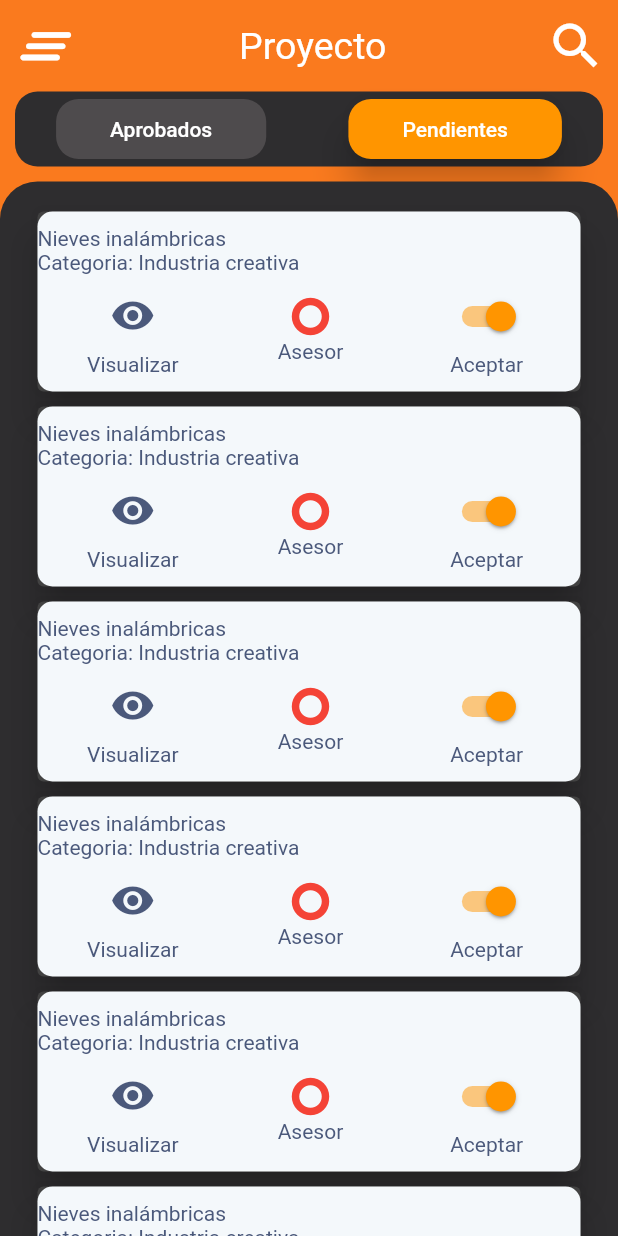
After one commit to NueveSeis/innovaITO_regional, a Flutter app: the ProyectosPendientesScreen screen opened by its route, on a phone screen of 412 x 824 dp. The commit adds this screen. Run offline on Flutter 3.47's test engine with Material 2 defaults, Android fonts, the light colour scheme and no system bars.

Commit message:
Aceptar Menu Proyectos  casi listo

```diff
--- a/lib/main.dart
+++ b/lib/main.dart
@@ -26,6 +26,7 @@ class MyApp extends StatelessWidget {
         'detalles': (_) => const DetallesScreen(),
         'acceso': (_) => const AccesoScreen(),
         'menu_lateral': (_) => const MenuLateral(),
+        'proyectos': (_) => const ProyectosPendientesScreen(),
       },
     );
   }
--- a/lib/models/modelo_menu.dart
+++ b/lib/models/modelo_menu.dart
@@ -21,6 +21,10 @@ List<ModeloMenu> itemsMenu = const [
       titulo: "Resultado de evaluación",
       icono: Icons.playlist_add_check_circle_rounded,
       pantalla: 'detalles'),
+  ModeloMenu(
+      titulo: "Proyectos",
+      icono: Icons.document_scanner_rounded,
+      pantalla: 'proyectos'),
 ];
 
 List<ModeloMenu> itemsConfig = const [
--- a/lib/screens/detalles_screen.dart
+++ b/lib/screens/detalles_screen.dart
@@ -6,7 +6,7 @@ class DetallesScreen extends StatelessWidget {
   Widget build(BuildContext context) {
     return Scaffold(
       body: Container(
-        child: Center(
+        child: const Center(
           child: Text(
             'detalles',
             style: TextStyle(color: Colors.red),
--- /dev/null
+++ b/lib/screens/proyectos_pendientes_screen.dart
@@ -0,0 +1,77 @@
+import 'package:flutter/material.dart';
+import 'package:innova_ito/widgets/widgets.dart';
+import 'package:provider/provider.dart';
+
+import 'package:innova_ito/theme/cambiar_tema.dart';
+
+class ProyectosPendientesScreen extends StatelessWidget {
+  const ProyectosPendientesScreen({super.key});
+
+  @override
+  Widget build(BuildContext context) {
+    final temaApp = Provider.of<CambiarTema>(context);
+
+    return Scaffold(
+      //backgroundColor: CambiarTema.balticSea,
+      body: Container(
+        //padding: EdgeInsets.only(bottom: 10),
+        height: double.infinity,
+        width: double.infinity,
+        color: CambiarTema.primario,
+        child: SafeArea(
+          child: Column(
+            children: [
+              Row(
+                mainAxisAlignment: MainAxisAlignment.spaceBetween,
+                children: [
+                  IconButton(
+                      iconSize: 45,
+                      color: Colors.white,
+                      onPressed: () {},
+                      icon: Icon(Icons.clear_all_rounded)),
+                  Text(
+                    'Proyecto',
+                    style: TextStyle(color: Colors.white, fontSize: 25),
+                  ),
+                  IconButton(
+                      iconSize: 40,
+                      color: Colors.white,
+                      onPressed: () {},
+                      icon: Icon(Icons.search)),
+                ],
+              ),
+              //SizedBox(height: 10),
+              BarraBotones(),
+              Expanded(
+                child: Container(
+                  width: double.infinity,
+                  decoration: BoxDecoration(
+                    color: CambiarTema.balticSea,
+                    borderRadius: BorderRadius.only(
+                        topLeft: Radius.circular(25),
+                        topRight: Radius.circular(25)),
+                  ),
+                  child: SingleChildScrollView(
+                    child: Column(
+                      children: [
+                        SizedBox(height: 15),
+                        AceptarProVinculacion(),
+                        AceptarProVinculacion(),
+                        AceptarProVinculacion(),
+                        AceptarProVinculacion(),
+                        AceptarProVinculacion(),
+                        AceptarProVinculacion(),
+                        AceptarProVinculacion(),
+                        AceptarProVinculacion(),
+                      ],
+                    ),
+                  ),
+                ),
+              )
+            ],
+          ),
+        ),
+      ),
+    );
+  }
+}
--- a/lib/screens/screens.dart
+++ b/lib/screens/screens.dart
@@ -1,3 +1,4 @@
 export 'package:innova_ito/screens/acceso_screen.dart';
 export 'package:innova_ito/screens/detalles_screen.dart';
 export 'package:innova_ito/screens/inicio_screen.dart';
+export 'package:innova_ito/screens/proyectos_pendientes_screen.dart';
--- /dev/null
+++ b/lib/widgets/aceptar_pro_vinculacion.dart
@@ -0,0 +1,100 @@
+import 'package:flutter/material.dart';
+import 'package:provider/provider.dart';
+
+import 'package:innova_ito/theme/cambiar_tema.dart';
+
+class AceptarProVinculacion extends StatelessWidget {
+  const AceptarProVinculacion({super.key});
+
+  @override
+  Widget build(BuildContext context) {
+    final temaApp = Provider.of<CambiarTema>(context);
+
+    return Card(
+      margin: EdgeInsets.symmetric(vertical: 5, horizontal: 25),
+      elevation: 10,
+      child: Container(
+        // width: 350,
+        //height: 100,
+        padding: EdgeInsets.only(bottom: 10, top: 10),
+        //margin: EdgeInsets.only(top: 15),
+        decoration: BoxDecoration(
+          color:
+              (temaApp.temaOscuro) ? CambiarTema.emperor : CambiarTema.grey100,
+          borderRadius: BorderRadius.circular(10),
+        ),
+        child: Column(crossAxisAlignment: CrossAxisAlignment.start, children: [
+          Text(
+            'Nieves inalámbricas',
+            style: TextStyle(
+              color:
+                  (temaApp.temaOscuro) ? Colors.white : CambiarTema.bluegrey700,
+            ),
+          ),
+          Text(
+            'Categoria: Industria creativa',
+            style: TextStyle(
+              color:
+                  (temaApp.temaOscuro) ? Colors.white : CambiarTema.bluegrey700,
+            ),
+          ),
+          SizedBox(height: 4),
+          Row(
+            mainAxisAlignment: MainAxisAlignment.spaceAround,
+            children: [
+              Column(
+                children: [
+                  IconButton(
+                      icon: const Icon(Icons.visibility_rounded, size: 30),
+                      onPressed: () {},
+                      color: (temaApp.temaOscuro)
+                          ? Colors.white
+                          : CambiarTema.bluegrey700),
+                  Text(
+                    'Visualizar',
+                    style: TextStyle(
+                      color: (temaApp.temaOscuro)
+                          ? Colors.white
+                          : CambiarTema.bluegrey700,
+                    ),
+                  )
+                ],
+              ),
+              Column(
+                children: [
+                  Icon(Icons.trip_origin_rounded, color: Colors.red, size: 30),
+                  //SizedBox(zi),
+                  Text(
+                    'Asesor',
+                    style: TextStyle(
+                      color: (temaApp.temaOscuro)
+                          ? Colors.white
+                          : CambiarTema.bluegrey700,
+                    ),
+                  )
+                ],
+              ),
+              Column(
+                children: [
+                  Switch(
+                    value: true,
+                    onChanged: (value) => print('hola'),
+                    activeColor: CambiarTema.pizazz,
+                  ),
+                  Text(
+                    'Aceptar',
+                    style: TextStyle(
+                      color: (temaApp.temaOscuro)
+                          ? Colors.white
+                          : CambiarTema.bluegrey700,
+                    ),
+                  )
+                ],
+              )
+            ],
+          ),
+        ]),
+      ),
+    );
+  }
+}
--- /dev/null
+++ b/lib/widgets/barra_botones.dart
@@ -0,0 +1,59 @@
+import 'package:flutter/material.dart';
+import 'package:innova_ito/theme/cambiar_tema.dart';
+
+class BarraBotones extends StatelessWidget {
+  const BarraBotones({
+    super.key,
+  });
+
+  @override
+  Widget build(BuildContext context) {
+    return Padding(
+      padding: EdgeInsets.only(left: 10, right: 10, bottom: 10),
+      child: Container(
+        decoration: BoxDecoration(
+            borderRadius: BorderRadius.circular(15),
+            color: CambiarTema.balticSea),
+        width: double.infinity,
+        height: 50,
+        child: Row(
+          mainAxisAlignment: MainAxisAlignment.spaceAround,
+          children: [
+            MaterialButton(
+                shape: RoundedRectangleBorder(
+                  borderRadius: BorderRadius.circular(15),
+                ),
+                disabledColor: CambiarTema.emperor,
+                elevation: 10,
+                height: 30,
+                color: CambiarTema.pizazz,
+                child: Container(
+                    padding: const EdgeInsets.symmetric(
+                        horizontal: 20, vertical: 12),
+                    child: const Text(
+                      'Aprobados',
+                      style: TextStyle(color: Colors.white),
+                    )),
+                onPressed: null),
+            MaterialButton(
+                shape: RoundedRectangleBorder(
+                  borderRadius: BorderRadius.circular(15),
+                ),
+                disabledColor: CambiarTema.emperor,
+                elevation: 10,
+                height: 30,
+                color: CambiarTema.pizazz,
+                child: Container(
+                    padding: const EdgeInsets.symmetric(
+                        horizontal: 20, vertical: 12),
+                    child: const Text(
+                      'Pendientes',
+                      style: TextStyle(color: Colors.white),
+                    )),
+                onPressed: () {})
+          ],
+        ),
+      ),
+    );
+  }
+}
--- /dev/null
+++ b/lib/widgets/encabezado.dart
@@ -0,0 +1,10 @@
+import 'package:flutter/material.dart';
+
+class Encabezado extends StatelessWidget {
+  const Encabezado({super.key});
+
+  @override
+  Widget build(BuildContext context) {
+    return Container();
+  }
+}
--- a/lib/widgets/widgets.dart
+++ b/lib/widgets/widgets.dart
@@ -3,3 +3,5 @@ export 'package:innova_ito/widgets/contenedor_carta.dart';
 export 'package:innova_ito/widgets/fondo_acceso.dart';
 export 'package:innova_ito/widgets/menu_lateral.dart';
 export 'package:innova_ito/widgets/info_usuario.dart';
+export 'package:innova_ito/widgets/barra_botones.dart';
+export 'package:innova_ito/widgets/aceptar_pro_vinculacion.dart';
```
